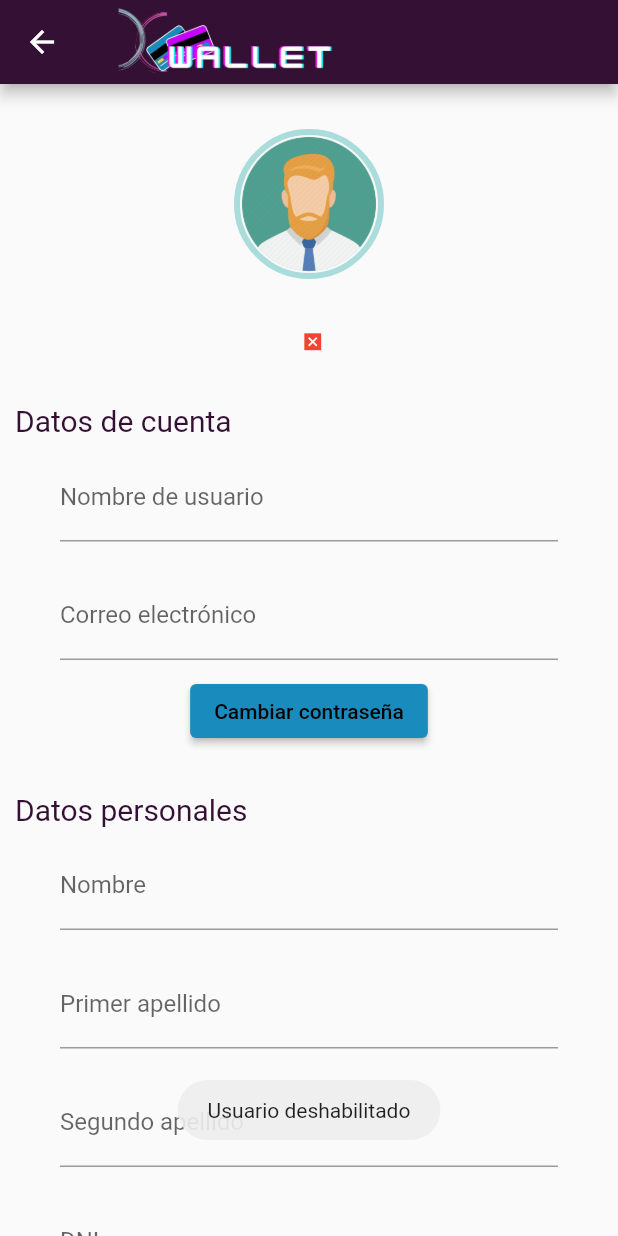
After one commit to alu0100769609/DXWallet, a Flutter app: the Profile screen opened by its route, after a tap on the "disabled by default" icon, on a phone screen of 412 x 824 dp. The commit adds this screen. Run offline on Flutter 3.47's test engine with Material 2 defaults, Android fonts, the light colour scheme and no system bars; our stand-ins replace fluttertoast, shared_preferences; missing offline and left inert: flutter_barcode_scanner; accounts and stored records are empty.

Commit message:
Creada ventana perfil usuario

```diff
--- a/lib/components/drawers/CustomDrawer.dart
+++ b/lib/components/drawers/CustomDrawer.dart
@@ -33,7 +33,8 @@ class CustomDrawer extends Drawer {
             leading: const Icon(Icons.person, color: CUSTOM_PRIMARY_DARK),
             title: const Text('Perfil'),
             onTap: () {
-              Fluttertoast.showToast(msg: "Perfil");
+              Navigator.pushNamed(context, "Profile");
+//              Fluttertoast.showToast(msg: "Perfil");
             },
           ),
           StatefulBuilder(
--- a/lib/connection/Connections.dart
+++ b/lib/connection/Connections.dart
@@ -400,3 +400,72 @@ Future<Map> generateBillAndMovement (String userVisaNumber, String shopVisaNumbe
   }
   return resp;
 }
+
+/// GET PROFILE INFO ///////////////////////////////////////////////////////////
+Future<Map<String, dynamic>> getProfileInfo(String? nid) async {
+  const bool debugThis = false; // Para entrar en el modo depuración
+  final url = Uri.parse(GET_USER_DATA_URL);
+  final response = await http.post(url, body: {
+    'dni': nid,
+  });
+
+  final Map <String, dynamic> resp = { "success" : "0", "body" : ""};
+
+  if (response.statusCode == 200) { // La conexión fue exitosa
+    if (DEBUGMODE && debugThis)
+      print('Conexión establecida');
+    dynamic respuesta = jsonDecode(response.body);
+    if (respuesta["success"] == "1") { // Si se encontraron datos
+      if (DEBUGMODE && debugThis)
+        print("Datos encontrados: ${respuesta["visa"]}");
+      resp.update("success", (value) => "1");
+      resp.update("body", (value) => respuesta["data"]);
+    }
+    else { // Si no se encontraron datos
+      if (DEBUGMODE && debugThis)
+        print("Error, no hay visa: ${respuesta["message"]}");
+      resp.update("body", (value) => respuesta["message"]);
+    }
+  }
+  else {
+    // Si la respuesta no es exitosa, mostramos un mensaje de error.
+    if (DEBUGMODE && debugThis)
+      print('Conexión no establecida: ${response.statusCode}');
+    resp.update("body", (value) => "ERROR: ${response.statusCode}");
+  }
+  return resp;
+}
+
+/// MODIFY USER DATA ///////////////////////////////////////////////////////////
+Future<Map> modifyData(Map<String, String> data) async {
+  const bool debugThis = false; // Para entrar en el modo depuración
+  final url = Uri.parse(MODIFY_USER_DATA_URL);
+  final response = await http.post(url, body: data);
+
+  final Map <String, dynamic> resp = { "success" : "0", "body" : ""};
+
+  if (response.statusCode == 200) { // La conexión fue exitosa
+    if (DEBUGMODE && debugThis)
+      print('Conexión establecida');
+    dynamic respuesta = jsonDecode(response.body);
+    if (respuesta["success"] == "1") { // Si se introdujeron los datos
+      if (DEBUGMODE && debugThis)
+        print("Datos enviados correctamente: ${respuesta["message"]}");
+      // Guardamos la respuesta del login
+      resp.update("success", (value) => "1");
+      resp.update("body", (value) => respuesta["message"]);
+    }
+    else { // Si no se introdujeron los datos
+      if (DEBUGMODE && debugThis)
+        print("Error al enviar los datos: ${respuesta["message"]}");
+      resp.update("body", (value) => respuesta["message"]);
+    }
+  }
+  else {
+    // Si la respuesta no es exitosa, mostramos un mensaje de error.
+    if (DEBUGMODE && debugThis)
+      print('Conexión no establecida: ${response.statusCode}');
+    resp.update("body", (value) => "ERROR: ${response.statusCode}");
+  }
+  return resp;
+}
--- a/lib/constants/Constants.dart
+++ b/lib/constants/Constants.dart
@@ -50,11 +50,14 @@ const String GET_MOVEMENTS_URL = 'https://sebt.es/adexe/dxwallet/app/getListOfMo
 const String INCREASE_AMOUNT_URL = 'https://sebt.es/adexe/dxwallet/app/increaseAmount.php';
 const String PAY_URL = 'https://sebt.es/adexe/dxwallet/app/pay.php';
 const String CREATE_BILL_AND_MOVEMENT_URL = 'https://sebt.es/adexe/dxwallet/app/createBillAndMovement.php';
+const String GET_USER_DATA_URL = 'https://sebt.es/adexe/dxwallet/app/getUserData.php';
+const String MODIFY_USER_DATA_URL = 'https://sebt.es/adexe/dxwallet/app/modifyUserData.php';
 
 const String LARGE_LOGO_ROUTE = "assets/images/LogoAlargado.jpg";
 const String SMALL_LOGO_ROUTE = "assets/images/LogoCuadrado.png";
 const String BLUE_CREDIT_CARD = "assets/images/TarjetaAzul.png";
 const String RED_CREDIT_CARD = "assets/images/TarjetaRoja.png";
+const String PROFILE_PHOTO = "assets/images/Person.png";
 
 /// RegExp: Para expresiones regulares
 const String REGEXP_VALIDATE_EMAIL = r'^(([^<>()[\]\\.,;:\s@\"]+(\.[^<>()[\]\\.,;:\s@\"]+)*)|(\".+\"))@((\[[0-9]{1,3}\.[0-9]{1,3}\.[0-9]{1,3}\.[0-9]{1,3}\])|(([a-zA-Z\-0-9]+\.)+[a-zA-Z]{2,}))$';
@@ -70,6 +73,7 @@ const double SMALL_SIZE = 10;
 const SizedBox EMPTY_BOX = SizedBox();
 
 // Cajas vacías para la separación en filas
+const SizedBox gapH5 = SizedBox(height: 5);
 const SizedBox gapH10 = SizedBox(height: 10);
 const SizedBox gapH20 = SizedBox(height: 20);
 const SizedBox gapH30 = SizedBox(height: 30);
@@ -77,6 +81,7 @@ const SizedBox gapH40 = SizedBox(height: 40);
 const SizedBox gapH50 = SizedBox(height: 50);
 
 // Cajas vacías para la separación en columnas
+const SizedBox gapW5 = SizedBox(width: 5);
 const SizedBox gapW10 = SizedBox(width: 10);
 const SizedBox gapW20 = SizedBox(width: 20);
 const SizedBox gapW30 = SizedBox(width: 30);
--- a/lib/constants/Strings.dart
+++ b/lib/constants/Strings.dart
@@ -7,6 +7,7 @@ const String askIfLogout_str = "¿Realmente deseas cerrar sesión?";
 const String askNoAccount_str = "¿No tienes cuenta?";
 const String bankConnect_str = "Conectando con el banco... En breve tendrá su dinero disponible";
 const String cancel_str = "Cancelar";
+const String changePassword_str = "Cambiar contraseña";
 const String close_str = "Cerrar";
 const String createAccount_str = "Crear cuenta";
 const String create_str = "Crear";
@@ -14,6 +15,7 @@ const String currency_str = "Moneda asociada";
 const String defaultText_str = "Lorem ipsum";
 const String defaultVisaName_str = "Mi tarjeta";
 const String differentPassword_str = "Las contraseñas no coinciden";
+const String disabledUser_str = "Usuario deshabilitado";
 const String disconnect_str = "Desconectarse";
 const String download_str = "Descargar";
 const String email_str = "Correo electrónico";
@@ -35,6 +37,7 @@ const String personalData_str = "Datos personales";
 const String phone_str = "Teléfono";
 const String readAndAcceptPolicy_str = "He leído y acepto la política de privacidad y protección de datos";
 const String repeatPassword_str = "Repetir contraseña";
+const String save_str = "Guardar";
 const String showPolicy_str = "Ver política de privacidad y protección de datos";
 const String surname1_str = "Primer apellido";
 const String surname2_str = "Segundo apellido";
--- a/lib/main.dart
+++ b/lib/main.dart
@@ -1,4 +1,5 @@
 import 'package:flutter/material.dart';
+import 'package:wallet_v2/views/Profile.dart';
 
 import 'constants/Constants.dart';
 import 'views/AddVisa.dart';
@@ -15,10 +16,11 @@ void main() {
       initialRoute: "/",
       routes: {
         '/': (context)=> Login(),
+        'AddVisa': (context)=> const AddVisa(),
+        'Profile': (context)=> const Profile(),
         'Register': (context)=> const Register(),
+        'VisaInfo': (context)=> VisaInfo(),
         'VisaList': (context)=> const VisaList(),
-        'AddVisa': (context)=> const AddVisa(),
-        'VisaInfo': (context)=> VisaInfo(),
       },
     )
   );
--- /dev/null
+++ b/lib/views/Profile.dart
@@ -0,0 +1,333 @@
+import 'package:flutter/material.dart';
+import 'package:fluttertoast/fluttertoast.dart';
+import 'package:wallet_v2/connection/DniStorage.dart';
+
+import '../components/appbar/LoginAppBar.dart';
+import '../connection/Connections.dart';
+import '/constants/Constants.dart';
+import '/constants/Strings.dart';
+
+class Profile extends StatefulWidget {
+  const Profile({Key? key}) : super(key: key);
+
+  final bool debugThis = false; // Para entrar en el modo depuración
+
+  @override
+  State<Profile> createState() => _ProfileState();
+}
+
+class _ProfileState extends State<Profile> {
+  bool? checkedValue = false;
+  String _enabled = "0";
+
+  // Instanciamos los controladores para recuperar el texto introducido por el usuario
+  final TextEditingController _txtEmail = TextEditingController();
+  final TextEditingController _txtUsername = TextEditingController();
+  final TextEditingController _txtNID = TextEditingController();
+  final TextEditingController _txtPass = TextEditingController();
+  final TextEditingController _txtPass2 = TextEditingController();
+  final TextEditingController _txtName = TextEditingController();
+  final TextEditingController _txtSurname1 = TextEditingController();
+  final TextEditingController _txtSurname2 = TextEditingController();
+  final TextEditingController _txtAddress = TextEditingController();
+  final TextEditingController _txtPhone = TextEditingController();
+
+  bool allDataIsOk() {
+    if (_txtEmail.text.isEmpty ||
+        _txtUsername.text.isEmpty ||
+        _txtNID.text.isEmpty ||
+        _txtName.text.isEmpty ||
+        _txtSurname1.text.isEmpty ||
+        _txtSurname2.text.isEmpty ||
+        _txtAddress.text.isEmpty ||
+        _txtPhone.text.isEmpty) {
+      return false;
+    }
+    return true;
+  }
+
+  @override
+  void initState() {
+    super.initState();
+    loadUserData();
+  }
+
+  Future<void> loadUserData() async {
+    String? dni = await DniStorage.loadDNI();
+    Map<String, dynamic> userData = await getProfileInfo(dni);
+    print("USERDATA: ${userData["body"][0]}");
+    // Establecer valores predeterminados para los controladores de texto
+    if (userData["success"] == "1") {
+    _txtEmail.text = userData["body"][0]["email"];
+    _txtUsername.text = userData["body"][0]["usuario"];
+    _txtNID.text = dni!;
+    _txtName.text = userData["body"][0]["nombre"];
+    _txtSurname1.text = userData["body"][0]["apellido1"];
+    _txtSurname2.text = userData["body"][0]["apellido2"];
+    _txtAddress.text = userData["body"][0]["direccion"];
+    _txtPhone.text = userData["body"][0]["telefono"];
+    _enabled = userData["body"][0]["habilitado"];
+    }
+
+  }
+
+
+  @override
+  Widget build(BuildContext context) {
+    return Scaffold(
+        appBar: LoginAppBar(),
+        body:SingleChildScrollView(
+          child: Form(
+            autovalidateMode: AutovalidateMode
+                .onUserInteraction, //valida cuando el usuario empieze a escribir
+            child: Column(
+              children: [
+                gapH30,
+                /// Imagen
+                Container(
+                  height: 100,
+                  width: 100,
+                  decoration: BoxDecoration(
+                    borderRadius: BorderRadius.circular(200),
+                    border: Border.all(color: CUSTOM_SECONDARY, width: 4),
+                  ),
+                  child: ClipRRect(
+                    borderRadius: BorderRadius.circular(100),
+                    child: Image.asset(PROFILE_PHOTO),
+                  ),
+                ),
+                /// Título Cuenta
+                Padding(
+                  padding: EdgeInsets.fromLTRB(0, 30, 0, 0),
+                  child: (_enabled == "0")?
+                  GestureDetector(
+                    onTap: () {
+                      Fluttertoast.showToast(msg: disabledUser_str);
+                    },
+                    child: Row(
+                      mainAxisAlignment: MainAxisAlignment.center,
+                      children: [
+                        Text(_txtName.text.toString(),
+                          style: TextStyle(
+                            fontSize: SUBTITLE_SIZE,
+                            color: CUSTOM_PRIMARY_DARK,
+                          ),
+                        ),
+                        gapW5,
+                        Icon(Icons.disabled_by_default,color: Colors.red,size: NORMAL_SIZE,)
+                      ],
+                    ),
+                  ) :
+                  const Text(personalData_str,
+                    style: TextStyle(
+                      fontSize: SUBTITLE_SIZE,
+                      color: CUSTOM_PRIMARY_DARK,
+                    ),
+                  ),
+
+                ),
+                /// Título Cuenta usuario
+                Padding(
+                  padding: EdgeInsets.fromLTRB(10, 30, 0, 0),
+                  child: Row(
+                    children: const [
+                      Text(accountData_str,
+                        style: TextStyle(
+                          fontSize: SUBTITLE_SIZE,
+                          color: CUSTOM_PRIMARY_DARK,
+                        ),
+                      ),
+                    ],
+                  ),
+                ),
+                /// Campos Cuenta de usuario
+                Padding(
+                  padding: const EdgeInsets.symmetric(horizontal: 30),
+                  child: Column(
+                    children: [
+                      /// Usuario
+                      Padding(
+                          padding: const EdgeInsets.all(10),
+                          child: TextFormField(
+                            controller: _txtUsername,
+                            autocorrect: false, // no autocorrige
+                            keyboardType: TextInputType.name,
+                            decoration: const InputDecoration(
+                              labelText: username_str,
+                            ),
+                          )
+                      ),
+                      /// Email
+                      Padding(
+                        padding: const EdgeInsets.all(10),
+                        child: TextFormField(
+                          controller: _txtEmail,
+                          autocorrect: false, // no autocorrige
+                          keyboardType: TextInputType.emailAddress, // para que el teclado aparezca especialmente para introducir un email
+                          decoration: const InputDecoration(
+                            labelText: email_str,
+                          ),
+                          autovalidateMode: AutovalidateMode.onUserInteraction,
+                          validator: (value) {
+                            RegExp regExp = RegExp(REGEXP_VALIDATE_EMAIL);
+                            return regExp.hasMatch(value ?? '')
+                                ? null
+                                : insertValidEmail_str;
+                          }, //Al cambiar, el campo de texto, de actualiza el form.
+                        ),
+                      ),
+                      /// Acceder
+                      ElevatedButton(
+                          onPressed: () async {
+                            // petición
+                            Fluttertoast.showToast(msg: "Alert Cambiar contraseña");
+                          },
+                          style: ButtonStyle(
+                            overlayColor: MaterialStateProperty.all<Color>(CUSTOM_PRIMARY),
+                            backgroundColor: MaterialStateProperty.all<Color>(CUSTOM_SECONDARY_DARK),
+                          ),
+                          child: const Text(changePassword_str,
+                              style: TextStyle(color: CUSTOM_BLACK)
+                          )
+                      ),
+                    ],
+                  ),
+                ),
+                /// Título Datos personales
+                Padding(
+                  padding: EdgeInsets.fromLTRB(10, 30, 0, 0),
+                  child: Row(
+                    children: const [
+                      Text(personalData_str,
+                        style: TextStyle(
+                          fontSize: SUBTITLE_SIZE,
+                          color: CUSTOM_PRIMARY_DARK,
+                        ),
+                      ),
+                    ],
+                  ),
+                ),
+                /// Campos Datos personales
+                Padding(
+                  padding: const EdgeInsets.symmetric(horizontal: 30),
+                  child: Column(
+                    children: [
+                      /// Nombre
+                      Padding(
+                          padding: const EdgeInsets.all(10),
+                          child: TextFormField(
+                            controller: _txtName,
+                            autocorrect: false, // no autocorrige
+                            keyboardType: TextInputType.text,
+                            decoration: const InputDecoration(
+                              labelText: name_str,
+                            ),
+                          )
+                      ),
+                      /// Primer apellido
+                      Padding(
+                          padding: const EdgeInsets.all(10),
+                          child: TextFormField(
+                              controller: _txtSurname1,
+                              autocorrect: false, // no autocorrige
+                              keyboardType: TextInputType.text,
+                              decoration: const InputDecoration(
+                                labelText: surname1_str,
+                              )
+                          )
+                      ),
+                      /// Segundo apellido
+                      Padding(
+                          padding: const EdgeInsets.all(10),
+                          child: TextFormField(
+                              controller: _txtSurname2,
+                              autocorrect: false, // no autocorrige
+                              keyboardType: TextInputType.text,
+                              decoration: const InputDecoration(
+                                labelText: surname2_str,
+                              )
+                          )
+                      ),
+                      /// DNI
+                      Padding(
+                          padding: const EdgeInsets.all(10),
+                          child: TextFormField(
+                            controller: _txtNID,
+                            autocorrect: false, // no autocorrige
+                            keyboardType: TextInputType.text,
+                            decoration: const InputDecoration(
+                              labelText: nid_str,
+                            ),
+                          )
+                      ),
+                      /// Dirección
+                      Padding(
+                          padding: const EdgeInsets.all(10),
+                          child: TextFormField(
+                              controller: _txtAddress,
+                              autocorrect: false, // no autocorrige
+                              keyboardType: TextInputType.text,
+                              decoration: const InputDecoration(
+                                labelText: address_str,
+                              )
+                          )
+                      ),
+                      /// Teléfono
+                      Padding(
+                          padding: const EdgeInsets.all(10),
+                          child: TextFormField(
+                              controller: _txtPhone,
+                              autocorrect: false, // no autocorrige
+                              keyboardType: TextInputType.phone,
+                              decoration: const InputDecoration(
+                                labelText: phone_str,
+                              )
+                          )
+                      ),
+                    ],
+                  ),
+                ),
+                /// Guardar
+                ElevatedButton(
+                    onPressed: () async {
+                      if (allDataIsOk()) {
+                        Map<String, String> data = {
+                          "usuario": _txtUsername.text,
+                          "email": _txtEmail.text,
+                          "password": _txtPass.text,
+                          "nombre": _txtName.text,
+                          "apellido1": _txtSurname1.text,
+                          "apellido2": _txtSurname2.text,
+                          "dni": _txtNID.text,
+                          "direccion": _txtAddress.text,
+                          "telefono": _txtPhone.text
+                        };
+                        modifyData(data).then((Map response) {
+                          if (response["success"] == "1") { // Si se enviaron los datos
+                            Navigator.pushReplacementNamed(context, "VisaList");
+                          }
+                          else {
+                            Fluttertoast.showToast(msg: "Respuesta2: ${response["body"]}");
+                          }
+                        });
+                        Fluttertoast.showToast(msg: "Datos actualizados correctamente");
+                      }
+                      else {
+                        Fluttertoast.showToast(msg: "Rellena todos los campos para continuar");
+                      }
+                    },
+                    style: ButtonStyle(
+                      overlayColor: MaterialStateProperty.all<Color>(CUSTOM_PRIMARY),
+                      backgroundColor: MaterialStateProperty.all<Color>(CUSTOM_SECONDARY_DARK),
+                    ),
+                    child: const Text(save_str,
+                        style: TextStyle(color: CUSTOM_BLACK)
+                    )
+                ),
+              ],
+            ),
+          ),
+        )
+    );
+  }
+}
```
Also changed, not shown: assets/images/Person.png (added).
